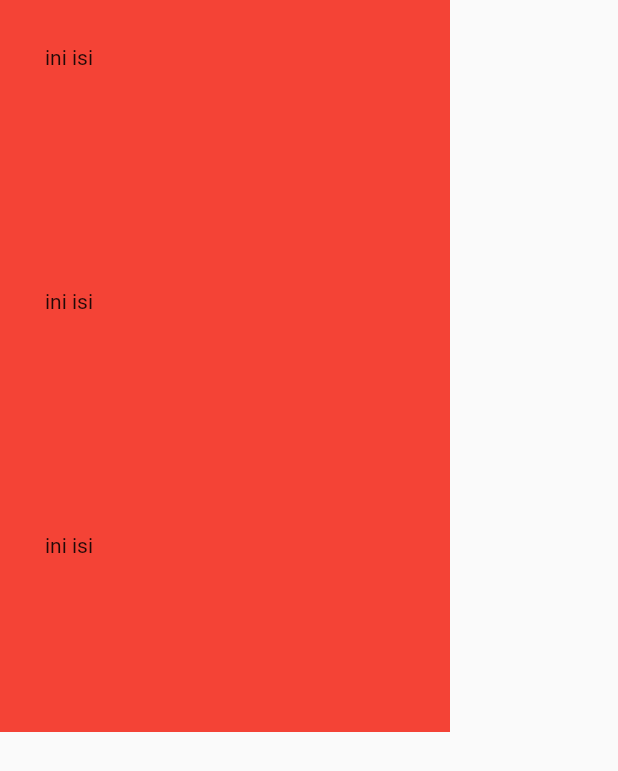
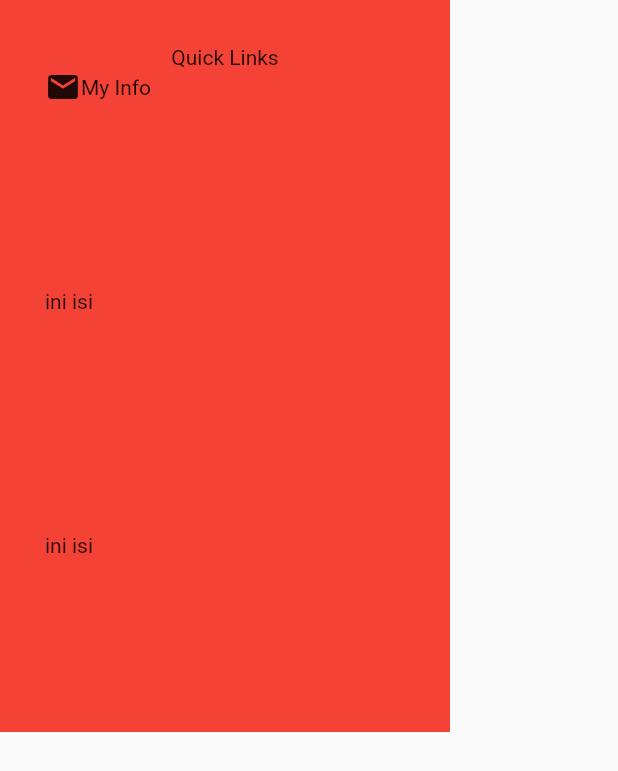
Before and after one commit to aamuzakii/arukari, a Flutter app: the LeftSidebar widget shown alone on an empty page, opened directly, on a phone screen of 412 x 824 dp. Shown: the top 771 px of the screen. Run offline on Flutter 3.47's test engine with Material 2 defaults, Android fonts, the phone set to English and light mode, and no system bars.

Commit message:
init widget IconWithLink

```diff
--- a/lib/pages/dashboard_page.dart
+++ b/lib/pages/dashboard_page.dart
@@ -76,7 +76,9 @@ class LeftSidebar extends StatelessWidget {
               width: double.infinity,
               padding: const EdgeInsets.all(30),
               color: Colors.red,
-              child: const Text("ini isi"),
+              child: Column(
+                children: const [Text("Quick Links"), IconWithLink()],
+              ),
             ),
           ),
           Expanded(
@@ -102,3 +104,16 @@ class LeftSidebar extends StatelessWidget {
     );
   }
 }
+
+class IconWithLink extends StatelessWidget {
+  const IconWithLink({
+    Key? key,
+  }) : super(key: key);
+
+  @override
+  Widget build(BuildContext context) {
+    return Row(
+      children: [Icon(Icons.email), Text("My Info")],
+    );
+  }
+}
```
